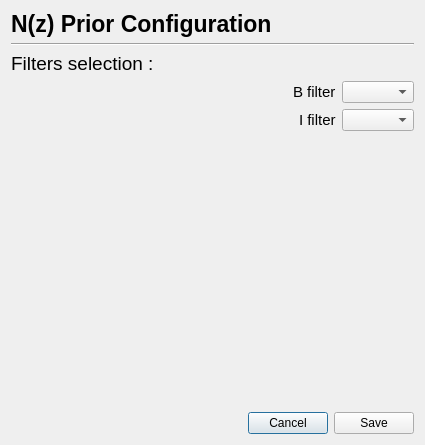
This is PhzQtUI/auxdir/PhzQtUI/DialogNz.ui in astrorama/Phosphoros as Qt 5 draws it before an edit. The edited form follows.
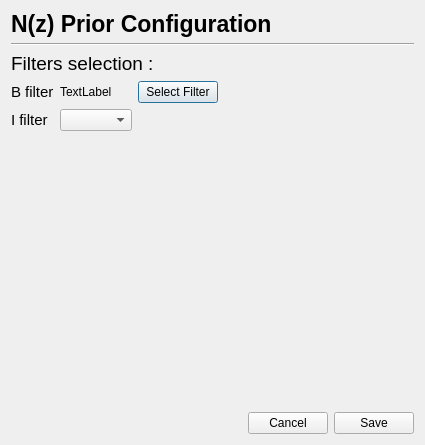
This is the edited form.

Commit message: complete functionality for the N(z) prior interface

Diff of the .ui file:
```diff
--- a/PhzQtUI/auxdir/PhzQtUI/DialogNz.ui
+++ b/PhzQtUI/auxdir/PhzQtUI/DialogNz.ui
@@ -87,19 +87,8 @@
    <item>
     <layout class="QHBoxLayout" name="horizontalLayout">
      <item>
-      <spacer name="horizontalSpacer">
-       <property name="orientation">
-        <enum>Qt::Horizontal</enum>
-       </property>
-       <property name="sizeHint" stdset="0">
-        <size>
-         <width>40</width>
-         <height>20</height>
-        </size>
-       </property>
-      </spacer>
-     </item>
-     <item>
+      <layout class="QGridLayout" name="gridLayout">
+       <item row="0" column="0">
       <widget class="QLabel" name="label">
        <property name="font">
         <font>
@@ -111,27 +100,21 @@
        </property>
       </widget>
      </item>
-     <item>
-      <widget class="QComboBox" name="cb_b_filter"/>
-     </item>
-    </layout>
-   </item>
-   <item>
-    <layout class="QHBoxLayout" name="horizontalLayout_5">
-     <item>
-      <spacer name="horizontalSpacer_5">
-       <property name="orientation">
-        <enum>Qt::Horizontal</enum>
-       </property>
-       <property name="sizeHint" stdset="0">
-        <size>
-         <width>40</width>
-         <height>20</height>
-        </size>
-       </property>
-      </spacer>
-     </item>
-     <item>
+       <item row="0" column="1">
+        <widget class="QLabel" name="lbl_b_filter">
+         <property name="text">
+          <string>TextLabel</string>
+         </property>
+        </widget>
+       </item>
+       <item row="0" column="2">
+        <widget class="QPushButton" name="btn_select_filter">
+         <property name="text">
+          <string>Select Filter</string>
+         </property>
+        </widget>
+       </item>
+       <item row="1" column="0">
       <widget class="QLabel" name="label_3">
        <property name="font">
         <font>
@@ -143,8 +126,23 @@
        </property>
       </widget>
      </item>
-     <item>
+       <item row="1" column="1">
       <widget class="QComboBox" name="cb_i_filter"/>
+       </item>
+      </layout>
+     </item>
+     <item>
+      <spacer name="horizontalSpacer">
+       <property name="orientation">
+        <enum>Qt::Horizontal</enum>
+       </property>
+       <property name="sizeHint" stdset="0">
+        <size>
+         <width>40</width>
+         <height>20</height>
+        </size>
+       </property>
+      </spacer>
      </item>
     </layout>
    </item>
```
Lines whose indentation alone changed are shown as unchanged. The commit also changes 4 other files.
